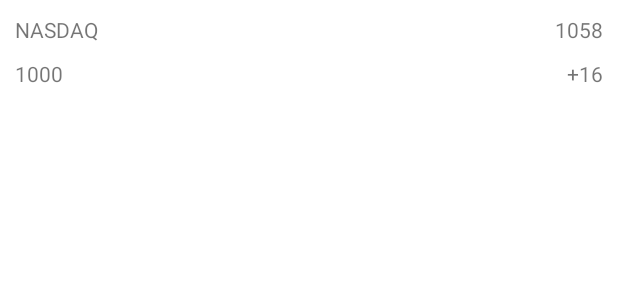
After one commit to kpkpkpk/OneOfTheProject, an Android app: the layout crypto_list_item.xml on its own in the app's theme, with its tools: preview values and no code run, on a phone screen of 412 x 824 dp. The commit adds this screen. Shown: the top 300 px of the screen. Run offline under Robolectric (Android 15) with nearby library versions, the phone set to English and light mode, and no system bars.

Commit message:
Добавил разметку экранов и итема

```diff
--- a/app/src/main/AndroidManifest.xml
+++ b/app/src/main/AndroidManifest.xml
@@ -14,7 +14,7 @@
         android:theme="@style/Theme.OneOfTheNewProject"
         tools:targetApi="31">
         <activity
-            android:name=".MainActivity"
+            android:name=".feature.main.MainActivity"
             android:exported="true">
             <intent-filter>
                 <action android:name="android.intent.action.MAIN" />
--- /dev/null
+++ b/app/src/main/res/layout/crypto_list_item.xml
@@ -0,0 +1,43 @@
+<?xml version="1.0" encoding="utf-8"?>
+<androidx.constraintlayout.widget.ConstraintLayout xmlns:android="http://schemas.android.com/apk/res/android"
+    android:layout_width="match_parent"
+    android:layout_height="wrap_content"
+    xmlns:app="http://schemas.android.com/apk/res-auto"
+    xmlns:tools="http://schemas.android.com/tools"
+    android:orientation="vertical"
+    android:paddingHorizontal="10dp"
+    android:paddingVertical="10dp">
+
+    <TextView
+        android:id="@+id/indexName"
+        android:layout_width="wrap_content"
+        android:layout_height="wrap_content"
+        app:layout_constraintStart_toStartOf="parent"
+        app:layout_constraintTop_toTopOf="parent"
+        tools:text="NASDAQ" />
+
+    <TextView
+        android:id="@+id/indexPrice"
+        android:layout_width="wrap_content"
+        android:layout_height="wrap_content"
+        app:layout_constraintTop_toTopOf="@id/indexName"
+        app:layout_constraintEnd_toEndOf="parent"
+        tools:text="1058" />
+
+    <TextView
+        android:id="@+id/lastUpdatedIndex"
+        android:layout_width="wrap_content"
+        android:layout_height="wrap_content"
+        app:layout_constraintTop_toBottomOf="@id/indexPrice"
+        app:layout_constraintStart_toStartOf="@id/indexName"
+        tools:text="1000"
+        android:layout_marginTop="10dp"/>
+
+    <TextView
+        android:layout_width="wrap_content"
+        android:layout_height="wrap_content"
+        app:layout_constraintTop_toBottomOf="@id/indexPrice"
+        app:layout_constraintEnd_toEndOf="@id/indexPrice"
+        tools:text="+16"
+        android:layout_marginTop="10dp"/>
+</androidx.constraintlayout.widget.ConstraintLayout>
--- a/app/src/main/res/values/strings.xml
+++ b/app/src/main/res/values/strings.xml
@@ -1,3 +1,8 @@
 <resources>
     <string name="app_name">OneOfTheNewProject</string>
+    <string name="fragment_3">Fragment 3</string>
+    <string name="fragment_2">Fragment 2</string>
+    <string name="first">First</string>
+    <string name="second">Second</string>
+    <string name="third">third</string>
 </resources>
```
Also changed, not shown: app/src/main/java/com/kponomarev/oneofthenewproject/feature/main/MainActivity.kt (renamed from app/src/main/java/com/kponomarev/oneofthenewproject/MainActivity.kt, +7 -2 lines), app/src/main/java/com/kponomarev/oneofthenewproject/feature/quotes/ui/container/QutoesFragmentContainer.kt (added, +28 -0 lines), app/src/main/res/layout/activity_main.xml (+12 -10 lines), app/src/main/res/layout/fragment_quotes_container.xml (added, +40 -0 lines).
